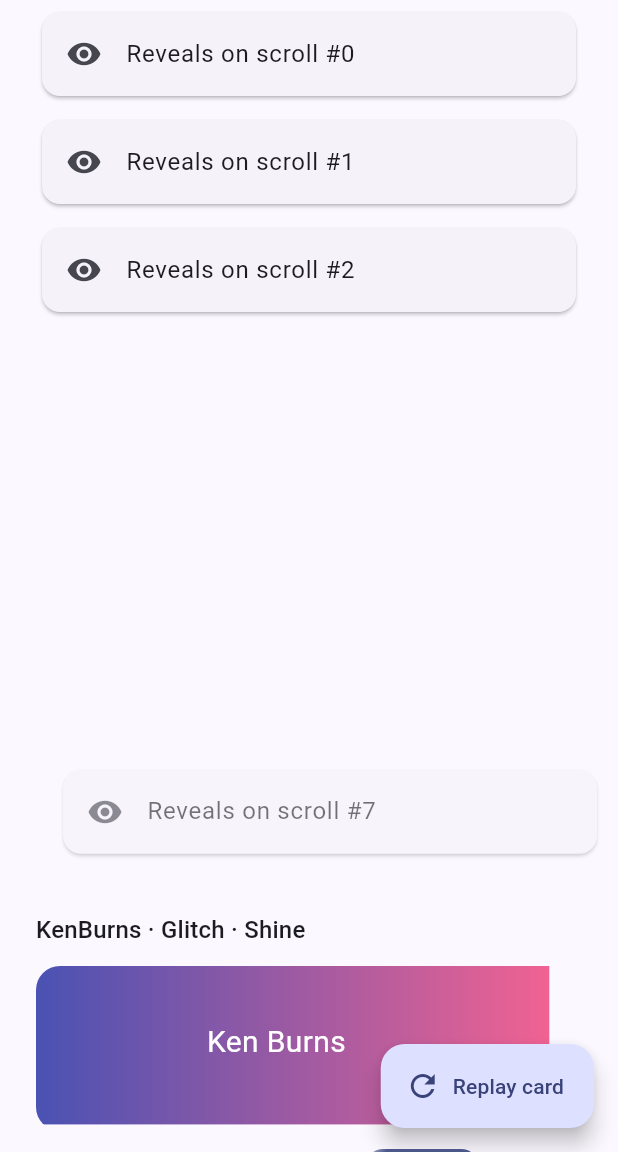
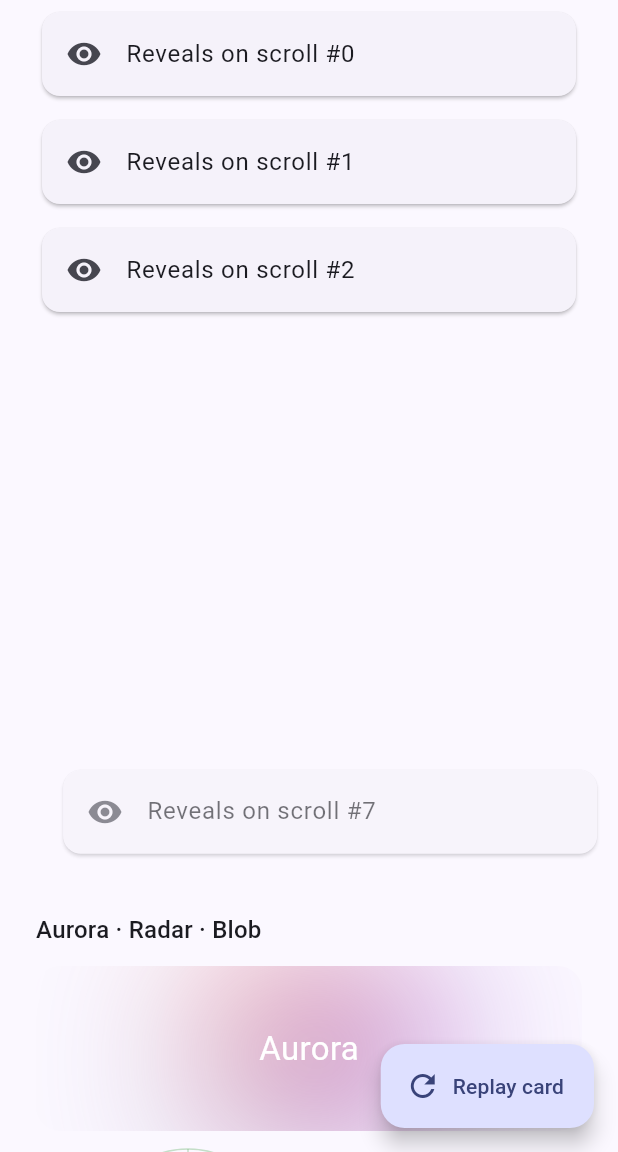
Before and after one commit to m7hamed-dev/save_points_animations, a Flutter app: the screen it shows after launch, scrolled down 2304 dp, on a phone screen of 412 x 824 dp, the part 84-1236 px from its top. Run offline on Flutter 3.47's test engine with Material 3 defaults, Android fonts, the phone set to English and light mode, and no system bars.

Commit message:
Release v0.19.0: Added new atmospheric effects including FxAurora, FxRadar, and FxBlob. Updated CHANGELOG and README to document these features, and modified example app to showcase the new components.

````diff
--- a/example/lib/main.dart
+++ b/example/lib/main.dart
@@ -400,6 +400,39 @@ class _HomeScreenState extends State<HomeScreen> {
                 ),
               ).animate(autoPlay: false).fadeIn().slideX(0.1).onVisible(),
             ),
+          ),
+
+          const SizedBox(height: 32),
+          Text('Aurora · Radar · Blob', style: theme.textTheme.titleMedium),
+          const SizedBox(height: 12),
+
+          // Aurora background.
+          ClipRRect(
+            borderRadius: BorderRadius.circular(16),
+            child: const SizedBox(
+              height: 110,
+              width: double.infinity,
+              child: FxAurora(
+                child: Center(
+                  child: Text(
+                    'Aurora',
+                    style: TextStyle(color: Colors.white, fontSize: 22),
+                  ),
+                ),
+              ),
+            ),
+          ),
+          const SizedBox(height: 12),
+
+          Row(
+            mainAxisAlignment: MainAxisAlignment.spaceEvenly,
+            children: [
+              const FxRadar(size: 120),
+              FxBlob(
+                color: theme.colorScheme.primary,
+                child: const Icon(Icons.star, color: Colors.white, size: 32),
+              ),
+            ],
           ),
 
           const SizedBox(height: 32),
--- a/lib/save_points_animations.dart
+++ b/lib/save_points_animations.dart
@@ -51,7 +51,9 @@ export 'src/widgets/fx_animated_check.dart' show FxAnimatedCheck;
 export 'src/widgets/fx_animated_gradient.dart' show FxAnimatedGradient;
 export 'src/widgets/fx_animated_visibility.dart'
     show FxAnimatedVisibility, FxEntranceBuilder, FxVisibility;
+export 'src/widgets/fx_aurora.dart' show FxAurora;
 export 'src/widgets/fx_badge.dart' show FxBadge, FxBadgeExtension;
+export 'src/widgets/fx_blob.dart' show FxBlob;
 export 'src/widgets/fx_confetti.dart' show FxConfetti, FxConfettiController;
 export 'src/widgets/fx_countdown.dart' show FxCountdown;
 export 'src/widgets/fx_expandable.dart' show FxExpandable;
@@ -67,6 +69,7 @@ export 'src/widgets/fx_page_indicator.dart' show FxPageIndicator;
 export 'src/widgets/fx_particles.dart' show FxParticles;
 export 'src/widgets/fx_progress_bar.dart' show FxProgressBar;
 export 'src/widgets/fx_pulse.dart' show FxPulse;
+export 'src/widgets/fx_radar.dart' show FxRadar;
 export 'src/widgets/fx_rating.dart' show FxRating;
 export 'src/widgets/fx_segmented_control.dart' show FxSegmentedControl;
 export 'src/widgets/fx_shine.dart' show FxShine;
--- /dev/null
+++ b/lib/src/widgets/fx_aurora.dart
@@ -0,0 +1,94 @@
+import 'dart:math' as math;
+import 'dart:ui' as ui;
+
+import 'package:flutter/widgets.dart';
+
+/// A soft, drifting "aurora" of blurred colour blobs behind [child] — a modern,
+/// living gradient backdrop.
+///
+/// ```dart
+/// FxAurora(child: const Center(child: Text('Welcome')));
+/// ```
+class FxAurora extends StatefulWidget {
+  const FxAurora({
+    super.key,
+    this.colors = const [
+      Color(0xFF6A11CB),
+      Color(0xFF2575FC),
+      Color(0xFFFF512F),
+    ],
+    this.blur = 60,
+    this.duration = const Duration(seconds: 10),
+    this.child,
+  });
+
+  final List<Color> colors;
+  final double blur;
+  final Duration duration;
+  final Widget? child;
+
+  @override
+  State<FxAurora> createState() => _FxAuroraState();
+}
+
+class _FxAuroraState extends State<FxAurora>
+    with SingleTickerProviderStateMixin {
+  late final AnimationController _controller = AnimationController(
+    vsync: this,
+    duration: widget.duration,
+  )..repeat();
+
+  @override
+  void dispose() {
+    _controller.dispose();
+    super.dispose();
+  }
+
+  @override
+  Widget build(BuildContext context) {
+    return ClipRect(
+      child: Stack(
+        fit: StackFit.passthrough,
+        children: [
+          Positioned.fill(
+            child: ImageFiltered(
+              imageFilter: ui.ImageFilter.blur(
+                sigmaX: widget.blur,
+                sigmaY: widget.blur,
+              ),
+              child: AnimatedBuilder(
+                animation: _controller,
+                builder: (context, _) {
+                  final t = _controller.value * 2 * math.pi;
+                  return Stack(
+                    fit: StackFit.expand,
+                    children: [
+                      for (var i = 0; i < widget.colors.length; i++)
+                        Align(
+                          alignment: Alignment(
+                            math.cos(t + i * 2.1) * 0.8,
+                            math.sin(t * 1.3 + i * 1.7) * 0.8,
+                          ),
+                          child: FractionallySizedBox(
+                            widthFactor: 0.7,
+                            heightFactor: 0.7,
+                            child: DecoratedBox(
+                              decoration: BoxDecoration(
+                                shape: BoxShape.circle,
+                                color: widget.colors[i],
+                              ),
+                            ),
+                          ),
+                        ),
+                    ],
+                  );
+                },
+              ),
+            ),
+          ),
+          if (widget.child != null) widget.child!,
+        ],
+      ),
+    );
+  }
+}
--- /dev/null
+++ b/lib/src/widgets/fx_blob.dart
@@ -0,0 +1,107 @@
+import 'dart:math' as math;
+
+import 'package:flutter/widgets.dart';
+
+/// An organic, continuously morphing blob shape — a soft, living container for
+/// avatars, icons, or decorative accents.
+///
+/// ```dart
+/// FxBlob(color: Colors.purple, child: const Icon(Icons.star, color: Colors.white));
+/// ```
+class FxBlob extends StatefulWidget {
+  const FxBlob({
+    super.key,
+    this.size = 120,
+    this.color = const Color(0xFF7E57C2),
+    this.amplitude = 0.08,
+    this.duration = const Duration(seconds: 6),
+    this.child,
+  });
+
+  final double size;
+  final Color color;
+
+  /// How strongly the outline wobbles (fraction of the radius).
+  final double amplitude;
+  final Duration duration;
+
+  /// Optional content clipped inside the blob.
+  final Widget? child;
+
+  @override
+  State<FxBlob> createState() => _FxBlobState();
+}
+
+class _FxBlobState extends State<FxBlob> with SingleTickerProviderStateMixin {
+  late final AnimationController _controller = AnimationController(
+    vsync: this,
+    duration: widget.duration,
+  )..repeat();
+
+  @override
+  void dispose() {
+    _controller.dispose();
+    super.dispose();
+  }
+
+  @override
+  Widget build(BuildContext context) {
+    return SizedBox.square(
+      dimension: widget.size,
+      child: AnimatedBuilder(
+        animation: _controller,
+        child: widget.child,
+        builder: (context, child) {
+          final clipper = _BlobClipper(
+            phase: _controller.value * 2 * math.pi,
+            amplitude: widget.amplitude,
+          );
+          return ClipPath(
+            clipper: clipper,
+            child: ColoredBox(
+              color: widget.color,
+              child: child == null ? null : Center(child: child),
+            ),
+          );
+        },
+      ),
+    );
+  }
+}
+
+class _BlobClipper extends CustomClipper<Path> {
+  _BlobClipper({required this.phase, required this.amplitude});
+
+  final double phase;
+  final double amplitude;
+
+  @override
+  Path getClip(Size size) {
+    final center = size.center(Offset.zero);
+    final base = size.shortestSide / 2 * (1 - amplitude);
+    final path = Path();
+    const steps = 120;
+    for (var i = 0; i <= steps; i++) {
+      final angle = i / steps * 2 * math.pi;
+      final r =
+          base *
+          (1 +
+              amplitude * math.sin(3 * angle + phase) +
+              amplitude * 0.6 * math.sin(5 * angle - phase * 1.3));
+      final point = Offset(
+        center.dx + r * math.cos(angle),
+        center.dy + r * math.sin(angle),
+      );
+      if (i == 0) {
+        path.moveTo(point.dx, point.dy);
+      } else {
+        path.lineTo(point.dx, point.dy);
+      }
+    }
+    return path..close();
+  }
+
+  @override
+  bool shouldReclip(_BlobClipper oldClipper) =>
+      oldClipper.phase != phase || oldClipper.amplitude != amplitude;
+}
--- /dev/null
+++ b/lib/src/widgets/fx_radar.dart
@@ -0,0 +1,136 @@
+import 'dart:math' as math;
+
+import 'package:flutter/widgets.dart';
+
+/// A rotating radar / sonar scan — concentric rings with a sweeping trail.
+/// Great for "scanning", "searching", or live-tracking states.
+///
+/// ```dart
+/// FxRadar(size: 160, color: Colors.green);
+/// ```
+class FxRadar extends StatefulWidget {
+  const FxRadar({
+    super.key,
+    this.size = 160,
+    this.color = const Color(0xFF43A047),
+    this.rings = 3,
+    this.duration = const Duration(seconds: 3),
+    this.child,
+  });
+
+  final double size;
+  final Color color;
+  final int rings;
+  final Duration duration;
+
+  /// Optional content centered inside the radar.
+  final Widget? child;
+
+  @override
+  State<FxRadar> createState() => _FxRadarState();
+}
+
+class _FxRadarState extends State<FxRadar> with SingleTickerProviderStateMixin {
+  late final AnimationController _controller = AnimationController(
+    vsync: this,
+    duration: widget.duration,
+  )..repeat();
+
+  @override
+  void dispose() {
+    _controller.dispose();
+    super.dispose();
+  }
+
+  @override
+  Widget build(BuildContext context) {
+    return SizedBox(
+      width: widget.size,
+      height: widget.size,
+      child: Stack(
+        alignment: Alignment.center,
+        children: [
+          Positioned.fill(
+            child: AnimatedBuilder(
+              animation: _controller,
+              builder: (context, _) => CustomPaint(
+                painter: _RadarPainter(
+                  color: widget.color,
+                  rings: widget.rings,
+                  angle: _controller.value * 2 * math.pi,
+                ),
+              ),
+            ),
+          ),
+          if (widget.child != null) widget.child!,
+        ],
+      ),
+    );
+  }
+}
+
+class _RadarPainter extends CustomPainter {
+  _RadarPainter({
+    required this.color,
+    required this.rings,
+    required this.angle,
+  });
+
+  final Color color;
+  final int rings;
+  final double angle;
+
+  @override
+  void paint(Canvas canvas, Size size) {
+    final center = size.center(Offset.zero);
+    final radius = size.shortestSide / 2;
+
+    final ringPaint = Paint()
+      ..color = color.withValues(alpha: 0.3)
+      ..style = PaintingStyle.stroke
+      ..strokeWidth = 1;
+    for (var i = 1; i <= rings; i++) {
+      canvas.drawCircle(center, radius * i / rings, ringPaint);
+    }
+    // Cross hairs.
+    canvas
+      ..drawLine(
+        Offset(center.dx - radius, center.dy),
+        Offset(center.dx + radius, center.dy),
+        ringPaint,
+      )
+      ..drawLine(
+        Offset(center.dx, center.dy - radius),
+        Offset(center.dx, center.dy + radius),
+        ringPaint,
+      );
+
+    // Sweeping trail via a rotated sweep gradient.
+    final sweepPaint = Paint()
+      ..shader = SweepGradient(
+        colors: [color.withValues(alpha: 0), color.withValues(alpha: 0.5)],
+        stops: const [0.75, 1],
+        transform: GradientRotation(angle),
+      ).createShader(Rect.fromCircle(center: center, radius: radius));
+    canvas.drawCircle(center, radius, sweepPaint);
+
+    // Leading edge line.
+    final edge = Offset(
+      center.dx + radius * math.cos(angle),
+      center.dy + radius * math.sin(angle),
+    );
+    canvas.drawLine(
+      center,
+      edge,
+      Paint()
+        ..color = color
+        ..strokeWidth = 1.5,
+    );
+  }
+
+  @override
+  bool shouldRepaint(_RadarPainter oldDelegate) =>
+      oldDelegate.angle != angle ||
+      oldDelegate.color != color ||
+      oldDelegate.rings != rings;
+}
--- a/pubspec.yaml
+++ b/pubspec.yaml
@@ -3,7 +3,7 @@ description: >-
   A fluent, extensible animation framework for Flutter. Animate any widget with
   chainable extension methods, a single-controller engine, timelines, staggered
   lists, theming and reduced-motion support.
-version: 0.18.0
+version: 0.19.0
 homepage: https://github.com/your-org/save_points_animations
 repository: https://github.com/your-org/save_points_animations
 issue_tracker: https://github.com/your-org/save_points_animations/issues
````
Also changed, not shown: example/pubspec.lock, 2 other files.
